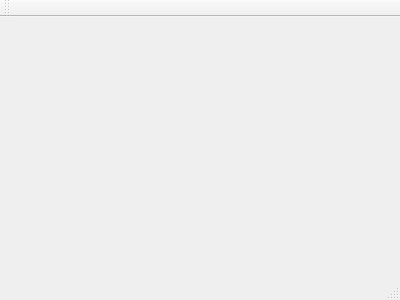
Above: mainwindow.ui from missingjs/arya before the change. Below: the same form after it.
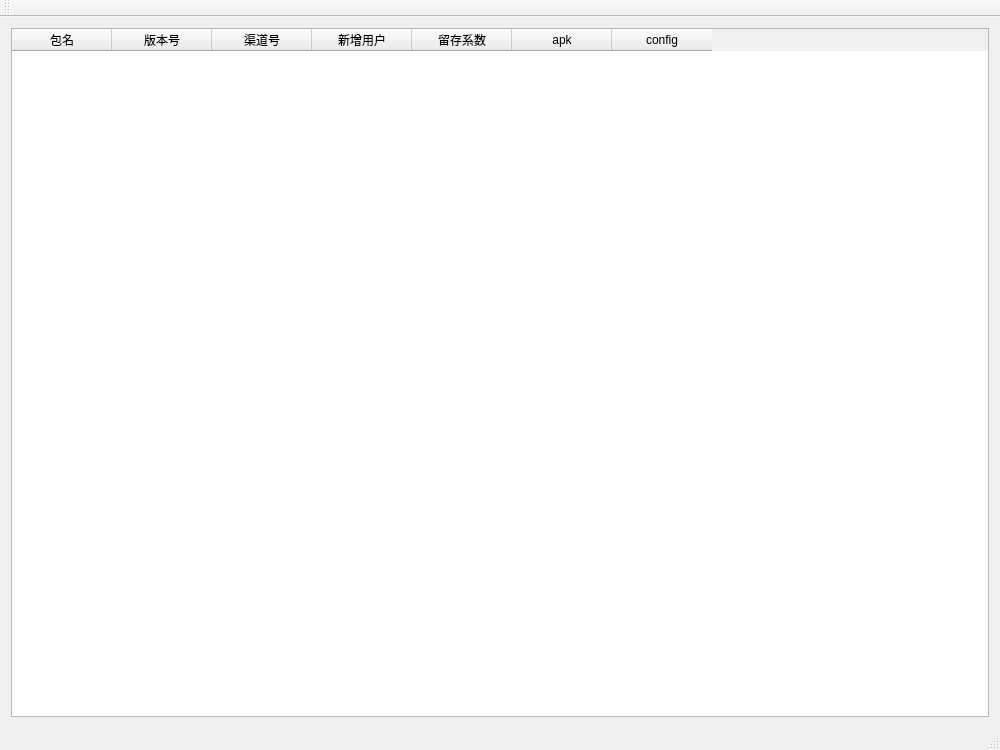
That is the form after the change.

Commit message: show content in table

Patch:
```diff
--- a/mainwindow.ui
+++ b/mainwindow.ui
@@ -1,24 +1,81 @@
 <ui version="4.0">
  <class>MainWindow</class>
- <widget class="QMainWindow" name="MainWindow" >
-  <property name="geometry" >
+ <widget class="QMainWindow" name="MainWindow">
+  <property name="geometry">
    <rect>
     <x>0</x>
     <y>0</y>
-    <width>400</width>
-    <height>300</height>
+    <width>1000</width>
+    <height>750</height>
    </rect>
   </property>
   <property name="windowTitle" >
    <string>MainWindow</string>
   </property>
-  <widget class="QMenuBar" name="menuBar" />
-  <widget class="QToolBar" name="mainToolBar" />
-  <widget class="QWidget" name="centralWidget" />
-  <widget class="QStatusBar" name="statusBar" />
+  <widget class="QWidget" name="centralWidget">
+   <layout class="QHBoxLayout" name="horizontalLayout_2">
+    <item>
+     <widget class="QTableWidget" name="taskTable">
+      <column>
+       <property name="text">
+        <string>包名</string>
+       </property>
+      </column>
+      <column>
+       <property name="text">
+        <string>版本号</string>
+       </property>
+      </column>
+      <column>
+       <property name="text">
+        <string>渠道号</string>
+       </property>
+      </column>
+      <column>
+       <property name="text">
+        <string>新增用户</string>
+       </property>
+      </column>
+      <column>
+       <property name="text">
+        <string>留存系数</string>
+       </property>
+      </column>
+      <column>
+       <property name="text">
+        <string>apk</string>
+       </property>
+      </column>
+      <column>
+       <property name="text">
+        <string>config</string>
+       </property>
+      </column>
+     </widget>
+    </item>
+   </layout>
+  </widget>
+  <widget class="QMenuBar" name="menuBar">
+   <property name="geometry">
+    <rect>
+     <x>0</x>
+     <y>0</y>
+     <width>1000</width>
+     <height>23</height>
+    </rect>
+   </property>
+  </widget>
+  <widget class="QToolBar" name="mainToolBar">
+   <attribute name="toolBarArea">
+    <enum>TopToolBarArea</enum>
+   </attribute>
+   <attribute name="toolBarBreak">
+    <bool>false</bool>
+   </attribute>
+  </widget>
+  <widget class="QStatusBar" name="statusBar"/>
  </widget>
- <layoutDefault spacing="6" margin="11" />
- <pixmapfunction></pixmapfunction>
+ <layoutdefault spacing="6" margin="11"/>
  <resources/>
  <connections/>
 </ui>
```
Left out of the diff: 3 changed lines with no effect on the pictures. The commit also changes 6 other files.
